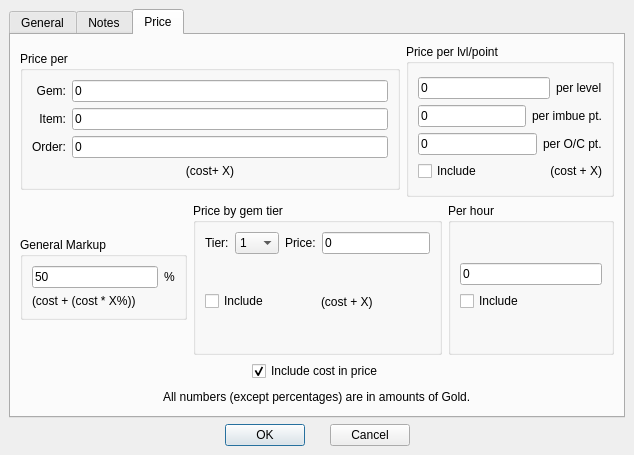
Before: the Qt Designer form Options.ui in tomkins/spellcraftcalc, drawn with Qt 5.
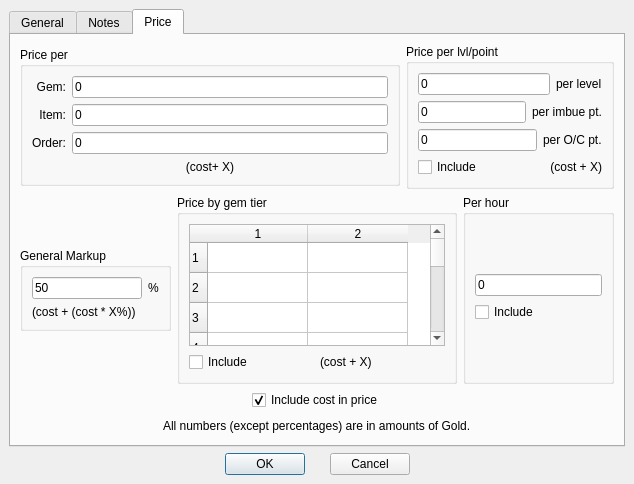
After: the same form once the commit is applied. The open tabs and pages were chosen to show the change.

Commit message: Preliminary tier table - needs formatting help

What changed in the file:
```diff
--- a/Options.ui
+++ b/Options.ui
@@ -6,7 +6,7 @@
     <x>0</x>
     <y>0</y>
     <width>634</width>
-    <height>455</height>
+    <height>484</height>
    </rect>
   </property>
   <property name="windowTitle" >
@@ -516,105 +516,26 @@
                    <number>6</number>
                   </property>
                   <item>
-                   <layout class="QHBoxLayout" >
-                    <property name="margin" >
-                     <number>0</number>
+                   <widget class="QTableWidget" name="TierPriceTable" >
+                    <property name="rowCount" >
+                     <number>10</number>
                     </property>
-                    <property name="spacing" >
-                     <number>6</number>
+                    <property name="columnCount" >
+                     <number>2</number>
                     </property>
-                    <item>
-                     <widget class="QLabel" name="TextLabel13" >
-                      <property name="text" >
-                       <string>Tier:</string>
-                      </property>
-                     </widget>
-                    </item>
-                    <item>
-                     <widget class="QComboBox" name="Tier" >
-                      <property name="sizePolicy" >
-                       <sizepolicy>
-                        <hsizetype>0</hsizetype>
-                        <vsizetype>0</vsizetype>
-                        <horstretch>0</horstretch>
-                        <verstretch>0</verstretch>
-                       </sizepolicy>
-                      </property>
-                      <item>
-                       <property name="text" >
-                        <string>1</string>
-                       </property>
-                      </item>
-                      <item>
-                       <property name="text" >
-                        <string>2</string>
-                       </property>
-                      </item>
-                      <item>
-                       <property name="text" >
-                        <string>3</string>
-                       </property>
-                      </item>
-                      <item>
-                       <property name="text" >
-                        <string>4</string>
-                       </property>
-                      </item>
-                      <item>
-                       <property name="text" >
-                        <string>5</string>
-                       </property>
-                      </item>
-                      <item>
-                       <property name="text" >
-                        <string>6</string>
-                       </property>
-                      </item>
-                      <item>
-                       <property name="text" >
-                        <string>7</string>
-                       </property>
-                      </item>
-                      <item>
-                       <property name="text" >
-                        <string>8</string>
-                       </property>
-                      </item>
-                      <item>
-                       <property name="text" >
-                        <string>9</string>
-                       </property>
-                      </item>
-                      <item>
-                       <property name="text" >
-                        <string>10</string>
-                       </property>
-                      </item>
-                     </widget>
-                    </item>
-                    <item>
-                     <widget class="QLabel" name="TextLabel14" >
-                      <property name="text" >
-                       <string>Price:</string>
-                      </property>
-                     </widget>
-                    </item>
-                    <item>
-                     <widget class="QLineEdit" name="TierPrice" >
-                      <property name="sizePolicy" >
-                       <sizepolicy>
-                        <hsizetype>7</hsizetype>
-                        <vsizetype>0</vsizetype>
-                        <horstretch>1</horstretch>
-                        <verstretch>0</verstretch>
-                       </sizepolicy>
-                      </property>
-                      <property name="text" >
-                       <string>0</string>
-                      </property>
-                     </widget>
-                    </item>
-                   </layout>
+                    <row/>
+                    <row/>
+                    <row/>
+                    <row/>
+                    <row/>
+                    <row/>
+                    <row/>
+                    <row/>
+                    <row/>
+                    <row/>
+                    <column/>
+                    <column/>
+                   </widget>
                   </item>
                   <item>
                    <layout class="QHBoxLayout" >
```
Left out of the diff: 4 changed lines with no effect on the pictures.
